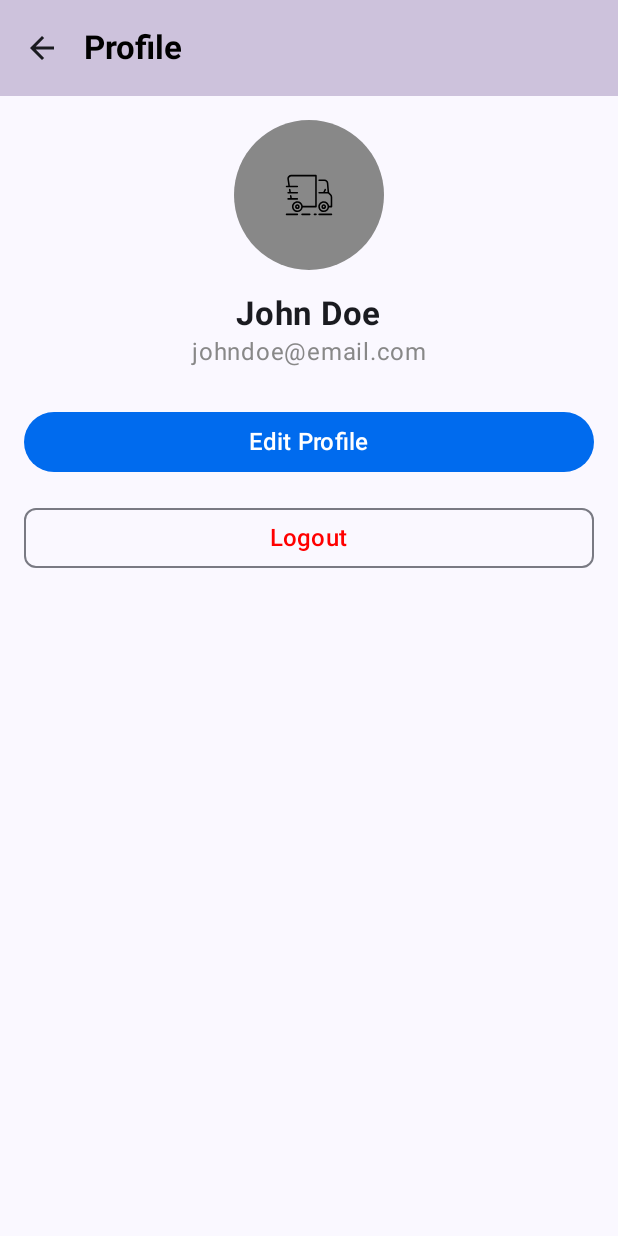
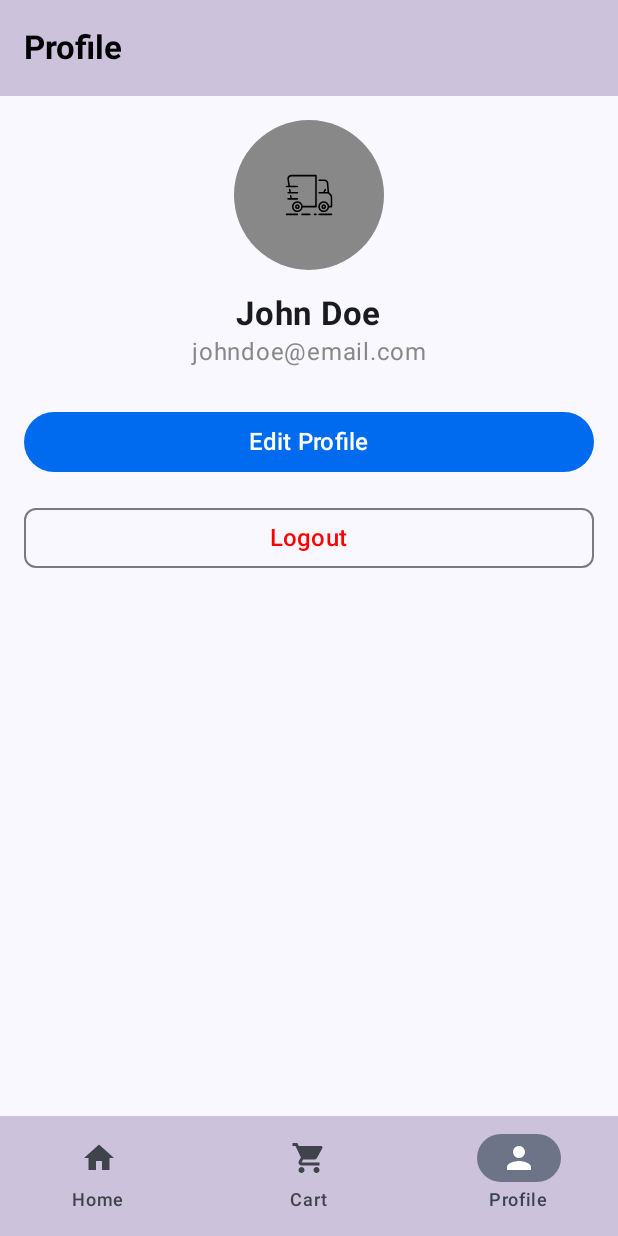
Before and after one commit to therupeshkryadav/quickPick, an Android app built with Jetpack Compose: the CartScreen screen opened through its navigation route, item 3 of the bottom bar chosen, on a phone screen of 412 x 824 dp. Run offline under Robolectric (Android 15) with nearby library versions, the phone set to English and light mode, and no system bars.

Commit message:
added BottomNavigationBar in ProfileScreen!!

```diff
--- a/app/src/main/java/com/example/productstore/presentation/navigation/AppNav.kt
+++ b/app/src/main/java/com/example/productstore/presentation/navigation/AppNav.kt
@@ -38,7 +38,7 @@ fun AppNav(
             )
         }
 
-        composable("profile") {
+        composable(Screen.Profile.route) {
             ProfileScreen(navController = navController)
         }
 
--- a/app/src/main/java/com/example/productstore/presentation/navigation/Route.kt
+++ b/app/src/main/java/com/example/productstore/presentation/navigation/Route.kt
@@ -4,6 +4,7 @@ sealed class Screen(val route: String) {
     data object Splash : Screen("splash")
     data object ProductList : Screen("product_list")
     data object Cart : Screen("cart")
+    data object Profile : Screen("profile")
     data object ProductDetail : Screen("product_detail/{productId}") {
         fun createRoute(productId: Int) = "product_detail/$productId"
     }
--- a/app/src/main/java/com/example/productstore/presentation/ui/components/BottomNavigationBar.kt
+++ b/app/src/main/java/com/example/productstore/presentation/ui/components/BottomNavigationBar.kt
@@ -15,7 +15,7 @@ fun BottomNavigationBar(navController: NavController, currentRoute: String) {
     val items = listOf(
         BottomNavItem("Home", Icons.Default.Home, Screen.ProductList.route),
         BottomNavItem("Cart", Icons.Default.ShoppingCart, Screen.Cart.route),
-        BottomNavItem("Profile", Icons.Default.Person, "profile")
+        BottomNavItem("Profile", Icons.Default.Person, Screen.Profile.route)
     )
 
     NavigationBar(containerColor = Color(0xFFCDC2DC)) {
--- a/app/src/main/java/com/example/productstore/presentation/ui/screens/CartScreen.kt
+++ b/app/src/main/java/com/example/productstore/presentation/ui/screens/CartScreen.kt
@@ -34,11 +34,6 @@ fun CartScreen(navController: NavHostController) {
         topBar = {
             TopAppBar(
                 title = { Text("My Cart", fontWeight = FontWeight.Bold, color = Color.Black) },
-                navigationIcon = {
-                    IconButton(onClick = { navController.popBackStack() }) {
-                        Icon(Icons.Default.ArrowBack, contentDescription = "Back")
-                    }
-                },
                 colors = TopAppBarDefaults.topAppBarColors(containerColor = Color(0xFFCDC2DC))
             )
         },
--- a/app/src/main/java/com/example/productstore/presentation/ui/screens/ProfileScreen.kt
+++ b/app/src/main/java/com/example/productstore/presentation/ui/screens/ProfileScreen.kt
@@ -21,22 +21,21 @@ import androidx.compose.ui.unit.sp
 import androidx.navigation.NavHostController
 import androidx.navigation.compose.rememberNavController
 import com.example.productstore.R
+import com.example.productstore.presentation.navigation.Screen
+import com.example.productstore.presentation.ui.components.BottomNavigationBar
 
 @OptIn(ExperimentalMaterial3Api::class)
 @Composable
 fun ProfileScreen(navController: NavHostController) {
+    val currentRoute = Screen.Profile.route
     Scaffold(
         topBar = {
             TopAppBar(
                 title = { Text("Profile", fontWeight = FontWeight.Bold, color = Color.Black) },
-                navigationIcon = {
-                    IconButton(onClick = { navController.popBackStack() }) {
-                        Icon(Icons.Default.ArrowBack, contentDescription = "Back")
-                    }
-                },
                 colors = TopAppBarDefaults.topAppBarColors(containerColor = Color(0xFFCDC2DC))
             )
-        }
+        },
+        bottomBar = { BottomNavigationBar(navController, currentRoute) }
     ) { paddingValues ->
         Column(
             modifier = Modifier
```
